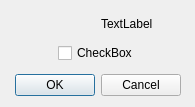
Above: src/libs/utils/checkablemessagebox.ui from qt-creator/qt-creator before the change. Below: the same form after it.
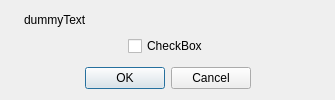
That is the form after the change.

Commit message:
Checkable Messagebox: Fix layout, handle URL.
For usage with 709cb2946b606a9889e4be66e8f3491ad515baa8.

Patch:
```diff
--- a/src/libs/utils/checkablemessagebox.ui
+++ b/src/libs/utils/checkablemessagebox.ui
@@ -2,14 +2,6 @@
 <ui version="4.0">
  <class>Utils::CheckableMessageBox</class>
  <widget class="QDialog" name="Utils::CheckableMessageBox">
-  <property name="geometry">
-   <rect>
-    <x>0</x>
-    <y>0</y>
-    <width>195</width>
-    <height>107</height>
-   </rect>
-  </property>
   <property name="windowTitle">
    <string>Dialog</string>
   </property>
@@ -19,7 +11,14 @@
      <item>
       <layout class="QVBoxLayout" name="verticalLayout">
        <item>
-        <widget class="QLabel" name="pixmapLabel"/>
+        <widget class="QLabel" name="pixmapLabel">
+         <property name="sizePolicy">
+          <sizepolicy hsizetype="Minimum" vsizetype="Preferred">
+           <horstretch>0</horstretch>
+           <verstretch>0</verstretch>
+          </sizepolicy>
+         </property>
+        </widget>
        </item>
        <item>
         <spacer name="pixmapSpacer">
@@ -41,8 +40,23 @@
      </item>
      <item>
       <widget class="QLabel" name="messageLabel">
+       <property name="minimumSize">
+        <size>
+         <width>300</width>
+         <height>0</height>
+        </size>
+       </property>
        <property name="text">
-        <string>TextLabel</string>
+        <string notr="true">dummyText</string>
+       </property>
+       <property name="wordWrap">
+        <bool>true</bool>
+       </property>
+       <property name="openExternalLinks">
+        <bool>true</bool>
+       </property>
+       <property name="textInteractionFlags">
+        <set>Qt::LinksAccessibleByKeyboard|Qt::LinksAccessibleByMouse</set>
        </property>
       </widget>
      </item>
```
Left out of the diff: 2 changed lines with no effect on the pictures. The commit also changes 1 other file.
